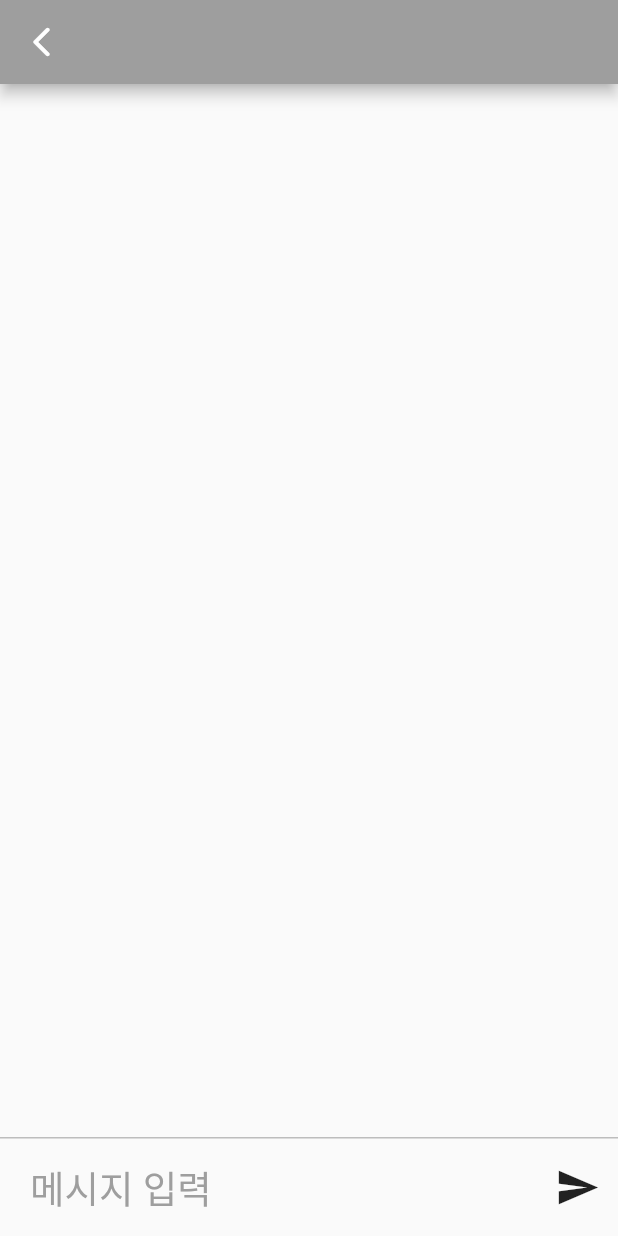
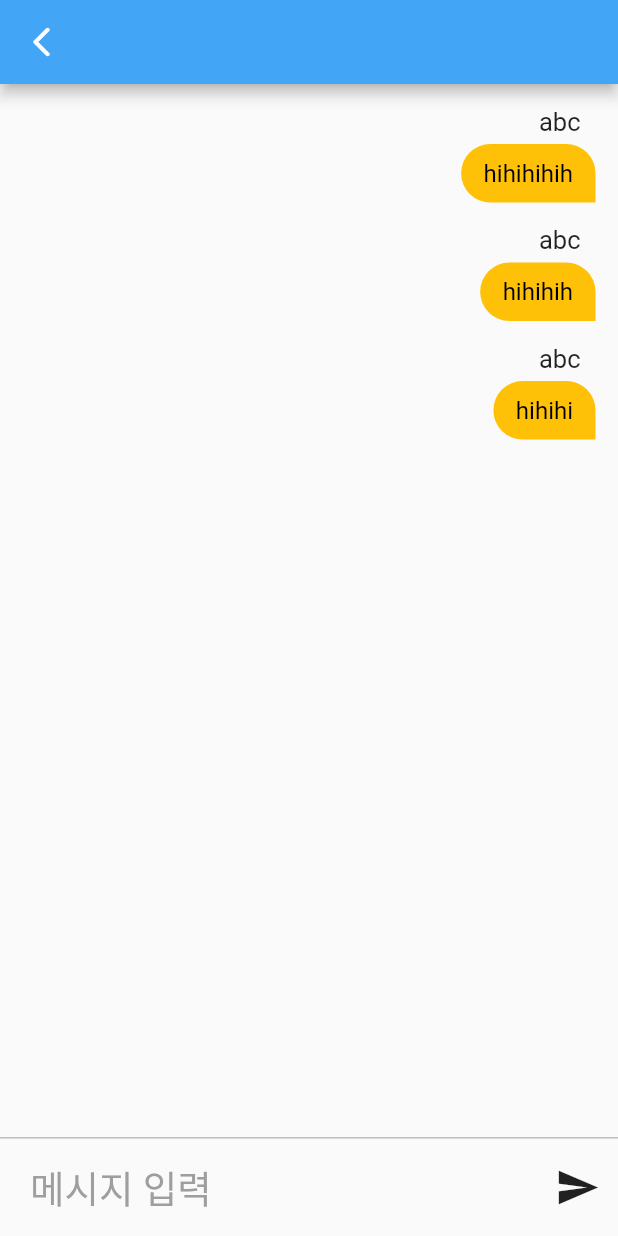
Before and after one commit to gdscewha-3rd/Project-ChatApp, a Flutter app: the ChattingPage screen opened directly, on a phone screen of 412 x 824 dp. Run offline on Flutter 3.47's test engine with Material 2 defaults, Android fonts, the phone set to English and light mode, and no system bars; our stand-ins replace cloud_firestore, firebase_core; accounts and stored records are empty.

Commit message:
Create Chatting item

```diff
--- /dev/null
+++ b/chat_app/lib/models/ChattingModel.dart
@@ -0,0 +1,8 @@
+class ChattingModel{
+  ChattingModel(this.id,this.name,this.text, this.uploadTime);
+  late final String id;
+  late final String name;
+  late final String text;
+  late final int uploadTime;
+
+  }
--- a/chat_app/lib/screens/chatting_page/chatting_page.dart
+++ b/chat_app/lib/screens/chatting_page/chatting_page.dart
@@ -1,12 +1,28 @@
+import 'package:chat_app/models/ChattingModel.dart';
 import 'package:flutter/material.dart';
+import 'package:flutter/services.dart';
 
-class ChattingPage extends StatelessWidget {
+import 'local_widgets/chatting_item.dart';
+
+class ChattingPage extends StatefulWidget {
+  @override
+  _ChattingPageState createState() => _ChattingPageState();
+
+}
+
+class _ChattingPageState extends State<ChattingPage> {
+  late TextEditingController _controller;
+
+  void initState(){
+    _controller = TextEditingController();
+    super.initState();
+  }
 
   @override
   Widget build(BuildContext context) {
     return Scaffold(
       appBar: AppBar(
-        backgroundColor: Colors.grey,
+        backgroundColor: Colors.blue[400],
         //뒤로가기 버튼
         leading: GestureDetector(
           onTap: (){
@@ -25,7 +41,9 @@ class ChattingPage extends StatelessWidget {
             Expanded(
               child: ListView(
               children: [
-
+                ChattingItem(chattingModel: ChattingModel('','abc','hihihihih',1)),
+                ChattingItem(chattingModel: ChattingModel('','abc','hihihih',1)),
+                ChattingItem(chattingModel: ChattingModel('','abc','hihihi',1)),
               ],
             )),
 
@@ -37,13 +55,20 @@ class ChattingPage extends StatelessWidget {
             ),
 
             //메시지 입력칸
-            Row(
+            Container(
+                constraints: BoxConstraints(
+                  maxHeight: MediaQuery.of(context).size.height*.3
+                ),
+              child: Row(
                 children: [
                   //입력
                   Expanded(
                     child: Padding(
                       padding: EdgeInsets.symmetric(vertical: 2, horizontal: 20),
                       child: TextField(
+                        controller: _controller,
+                        maxLines: null,
+                        keyboardType: TextInputType.multiline,
                         style: TextStyle(fontSize: 25),
                         decoration: InputDecoration(
                             border: InputBorder.none,
@@ -63,6 +88,7 @@ class ChattingPage extends StatelessWidget {
                     ),
                   ),
                 ],
+              ),
             )
         ]
         ),
--- /dev/null
+++ b/chat_app/lib/screens/chatting_page/local_widgets/chatting_item.dart
@@ -0,0 +1,62 @@
+import 'package:chat_app/models/ChattingModel.dart';
+import 'package:chat_app/screens/chatting_page/local_utils/ChattingProvider.dart';
+import 'package:flutter/cupertino.dart';
+import 'package:flutter/material.dart';
+import 'package:provider/provider.dart';
+
+class ChattingItem extends StatelessWidget {
+  const ChattingItem({Key? key, required this.chattingModel}): super(key:key);
+  final ChattingModel chattingModel;
+
+  @override
+  Widget build(BuildContext context) {
+    var p=Provider.of<ChattingProvider>(context);
+    //내가 보낸 메시지인 경우
+    var isMe=chattingModel.id==p.id;
+    return Container(
+      margin: isMe? EdgeInsets.fromLTRB(0,15,15,0): EdgeInsets.fromLTRB(15,15,0,0),
+      child: Row(
+        //메시지 정렬
+        mainAxisAlignment: isMe?MainAxisAlignment.end:MainAxisAlignment.start,
+        children: [
+          Column(
+            crossAxisAlignment: isMe? CrossAxisAlignment.end : CrossAxisAlignment.start,
+            children: [
+              //아이디
+              Padding(
+                padding: EdgeInsets.symmetric(horizontal: 10),
+                  child: Text(
+                      chattingModel.name,
+                      style: TextStyle(
+                          fontSize:17
+                      ),
+                  )
+              ),
+              //말풍선
+              Container(
+                margin: EdgeInsets.fromLTRB(0,5,0,0),
+                padding: EdgeInsets.symmetric(horizontal: 15, vertical: 10),
+                decoration: BoxDecoration(
+                  borderRadius: BorderRadius.only(
+                      topLeft: Radius.circular(30),
+                      topRight: Radius.circular(30),
+                      bottomLeft: Radius.circular(isMe?30:0),
+                      bottomRight: Radius.circular(isMe?0:30)),
+                  color: isMe? Colors.amber: Colors.blue[200],
+                ),
+                //텍스트
+                child: Text(
+                  chattingModel.text,
+                  style: TextStyle(
+                      color: Colors.black,
+                    fontSize: 16
+                  ),
+                )
+              )
+            ],
+          )
+        ],
+      ),
+    );
+  }
+}
```
Lines whose indentation alone changed are shown as unchanged.
